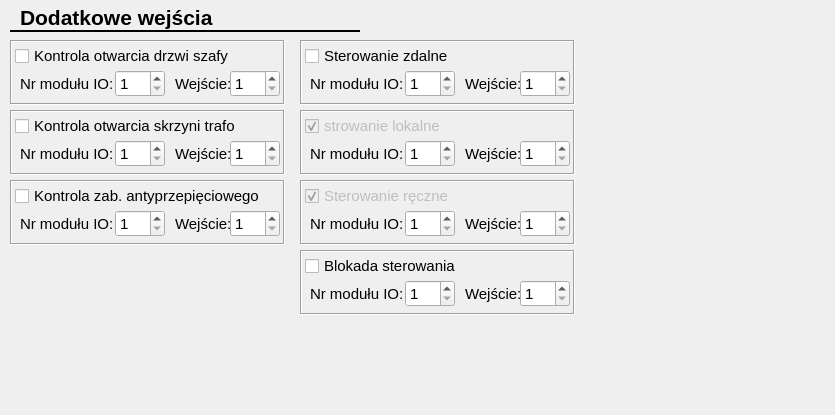
The window that CfgForms/ciocfgform.ui (kaczmar55/koneor_v2) describes before a commit, drawn with Qt 5.
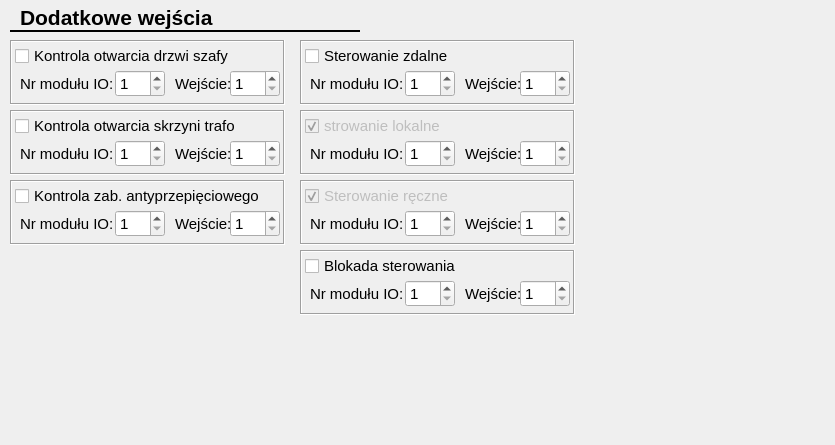
The same window after the commit.

The edit to the form file:
```diff
--- a/CfgForms/ciocfgform.ui
+++ b/CfgForms/ciocfgform.ui
@@ -7,7 +7,7 @@
     <x>0</x>
     <y>0</y>
     <width>835</width>
-    <height>415</height>
+    <height>445</height>
    </rect>
   </property>
   <property name="windowTitle">
```
Left out of the diff: 36 changed lines with no effect on the pictures.
